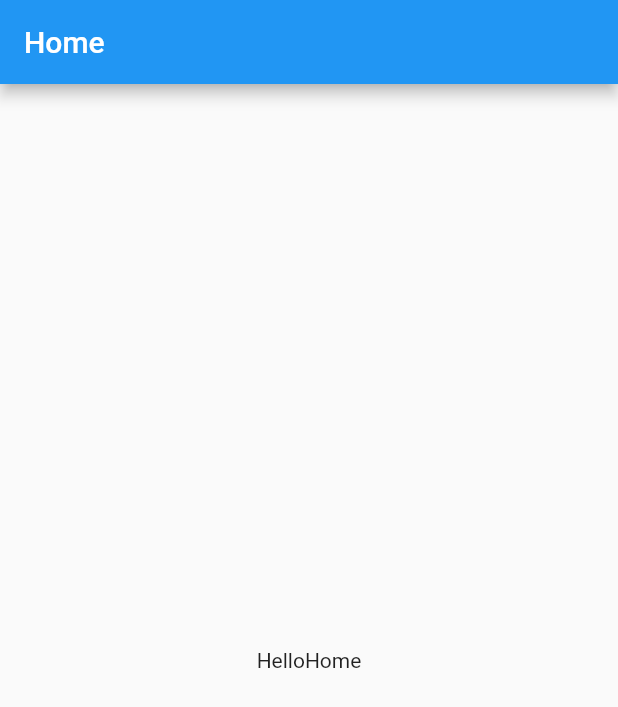
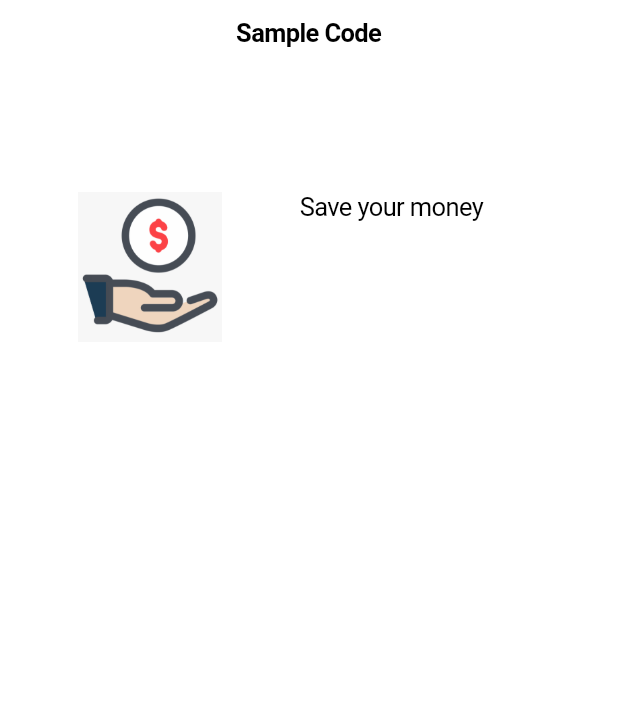
Before and after one commit to mirfana23/Junction-2021-Team-Kentang, a Flutter app: the screen it shows after launch, on a phone screen of 412 x 824 dp. Shown: the top 707 px of the screen. Run offline on Flutter 3.47's test engine with Material 2 defaults, Android fonts, the phone set to English and light mode, and no system bars.

Commit message:
forecast

```diff
--- a/app/lib/main.dart
+++ b/app/lib/main.dart
@@ -11,19 +11,16 @@
 
 void main() => runApp(App());
 
-class App extends StatelessWidget{
-  final String appTitle   = "Kentang App";
-  final routing       = {
-    '/'         : (context) => const Home(),
-    '/stats'    : (context) => Stats(),
-    '/forecast' : (context) => Forecast()
+class App extends StatelessWidget {
+  final String appTitle = "Kentang App";
+  final routing = {
+    '/': (context) => const Forecast(),
+    '/stats': (context) => Stats(),
+    '/forecast': (context) => Forecast()
   };
   @override
-  Widget build(BuildContext context){
+  Widget build(BuildContext context) {
     return MaterialApp(
-      title         : this.appTitle,
-      initialRoute  : '/',
-      routes        : this.routing
-    );
+        title: this.appTitle, initialRoute: '/', routes: this.routing);
   }
 }
--- a/app/lib/pages/forecast.dart
+++ b/app/lib/pages/forecast.dart
@@ -1,12 +1,47 @@
+import 'package:flutter/cupertino.dart';
 import 'package:flutter/material.dart';
 
-class Forecast extends StatelessWidget{
+class Forecast extends StatelessWidget {
+  const Forecast({Key? key}) : super(key: key);
   final String title = 'Forecast';
   @override
-  Widget build(BuildContext context){
-    return Scaffold(
-      appBar  : AppBar(title : Text(this.title)),
-      body    : Center(child : Text('Hello' + this.title)),
+  Widget build(BuildContext context) {
+    return CupertinoApp(
+      home: MainScreen(),
     );
   }
 }
+
+class MainScreen extends StatelessWidget {
+  const MainScreen({Key? key}) : super(key: key);
+
+  @override
+  Widget build(BuildContext context) {
+    return CupertinoPageScaffold(
+        navigationBar: CupertinoNavigationBar(
+          middle: Text('Sample Code'),
+        ),
+        child: Row(
+          crossAxisAlignment: CrossAxisAlignment.start,
+          children: <Widget>[
+            Container(
+              margin: EdgeInsets.only(top: 128),
+              padding: EdgeInsets.only(bottom: 8),
+              child: Image.asset(
+                'images/save_money.png',
+                width: 200,
+                height: 100,
+                fit: BoxFit.contain,
+              ),
+            ),
+            Container(
+              margin: EdgeInsets.only(top: 128),
+              padding: EdgeInsets.only(bottom: 8),
+              child: Text(
+                'Save your money',
+              ),
+            )
+          ],
+        ));
+  }
+}
--- a/app/pubspec.yaml
+++ b/app/pubspec.yaml
@@ -57,6 +57,11 @@ flutter:
   # the material Icons class.
   uses-material-design: true
 
+  assets:
+    - images/save_money.png
+    - images/total_money.png
+    - images/water_money_value.png
+
   # To add assets to your application, add an assets section, like this:
   # assets:
   #   - images/a_dot_burr.jpeg
```
Also changed, not shown: app/images/save_money.png (added), app/images/total_money.jpg (added), app/images/total_money.png (added), app/images/water_money_value.png (added), app/pubspec.lock.
